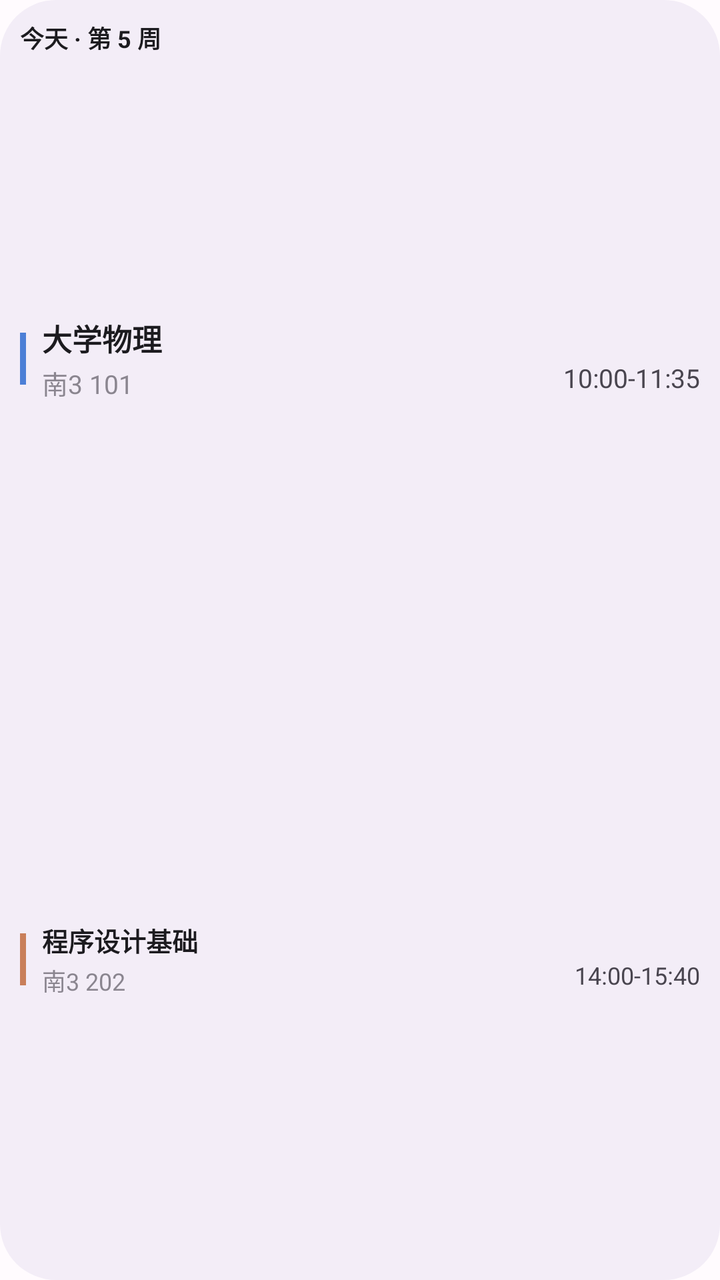
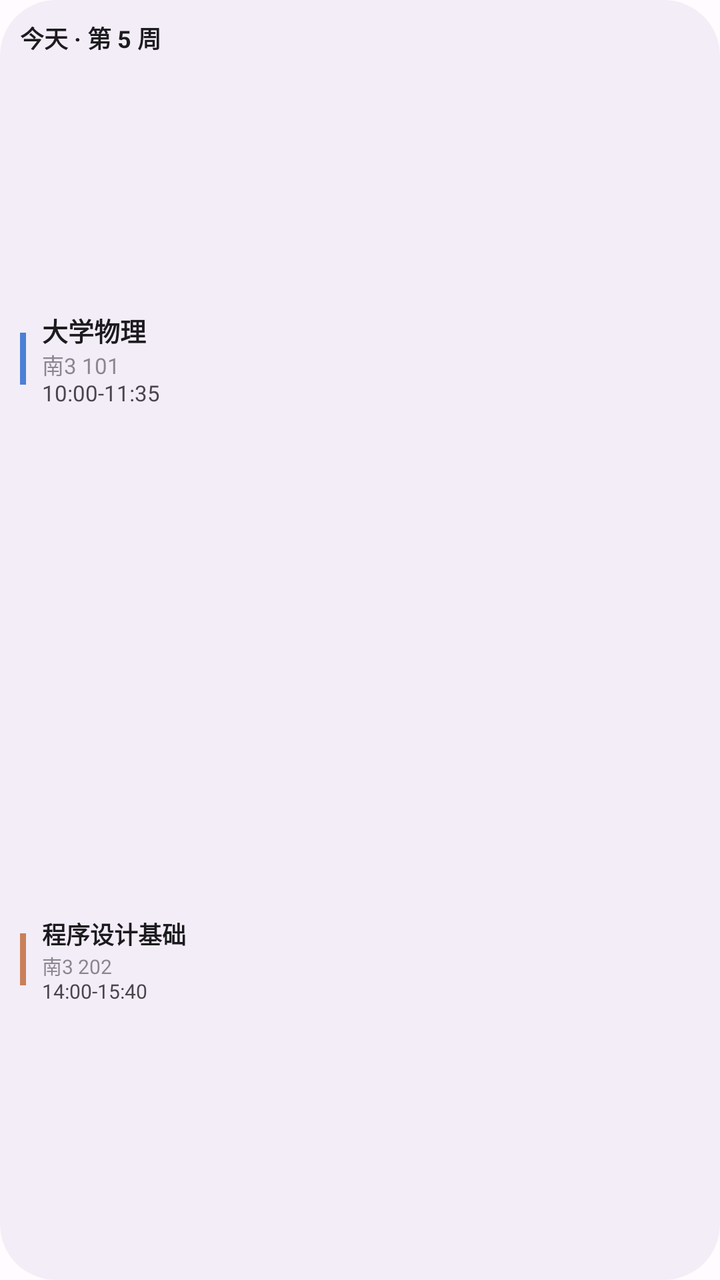

Before-and-after screenshots of an Android layout around one commit, followed by the original layout XML and the change that was made.
<!-- AndroidManifest.xml: application theme Theme.ZZUPocket -->
<!-- res/layout/widget_next_class_preview.xml -->
<?xml version="1.0" encoding="utf-8"?>
<LinearLayout xmlns:android="http://schemas.android.com/apk/res/android"
    android:layout_width="match_parent"
    android:layout_height="match_parent"
    android:background="@drawable/widget_bg"
    android:orientation="vertical"
    android:padding="10dp">

    
    <TextView
        android:layout_width="match_parent"
        android:layout_height="wrap_content"
        android:includeFontPadding="false"
        android:maxLines="1"
        android:text="@string/widget_preview_next_header"
        android:textColor="@color/widget_text"
        android:textSize="@dimen/widget_col_header"
        android:textStyle="bold" />

    
    <LinearLayout
        android:layout_width="match_parent"
        android:layout_height="0dp"
        android:layout_marginTop="@dimen/widget_gap_xs"
        android:layout_weight="1"
        android:baselineAligned="false"
        android:gravity="center_vertical"
        android:orientation="horizontal">

        <TextView
            android:layout_width="@dimen/widget_bar_w"
            android:layout_height="@dimen/widget_bar_h"
            android:background="#4C7FD6" />

        <LinearLayout
            android:layout_width="0dp"
            android:layout_height="wrap_content"
            android:layout_marginStart="@dimen/widget_gap"
            android:layout_weight="1"
            android:orientation="vertical">

            <TextView
                android:layout_width="match_parent"
                android:layout_height="wrap_content"
                android:ellipsize="end"
                android:includeFontPadding="false"
                android:maxLines="2"
                android:text="@string/widget_preview_next_name"
                android:textColor="@color/widget_text"
                android:textSize="15dp"
                android:textStyle="bold" />

            <LinearLayout
                android:layout_width="match_parent"
                android:layout_height="wrap_content"
                android:layout_marginTop="@dimen/widget_gap_xs"
                android:baselineAligned="false"
                android:orientation="horizontal">

                <TextView
                    android:layout_width="0dp"
                    android:layout_height="wrap_content"
                    android:layout_weight="1"
                    android:ellipsize="end"
                    android:includeFontPadding="false"
                    android:maxLines="1"
                    android:text="@string/widget_preview_next_place"
                    android:textColor="@color/widget_text_hint"
                    android:textSize="13dp" />

                <TextView
                    android:layout_width="wrap_content"
                    android:layout_height="wrap_content"
                    android:layout_marginStart="@dimen/widget_gap_xs"
                    android:includeFontPadding="false"
                    android:maxLines="1"
                    android:text="@string/widget_preview_next_range"
                    android:textColor="@color/widget_text_dim"
                    android:textSize="13dp" />
            </LinearLayout>
        </LinearLayout>
    </LinearLayout>

    
    <LinearLayout
        android:layout_width="match_parent"
        android:layout_height="0dp"
        android:layout_weight="1"
        android:baselineAligned="false"
        android:gravity="center_vertical"
        android:orientation="horizontal">

        <TextView
            android:layout_width="@dimen/widget_bar_w"
            android:layout_height="@dimen/widget_bar_h"
            android:background="#C97F5A" />

        <LinearLayout
            android:layout_width="0dp"
            android:layout_height="wrap_content"
            android:layout_marginStart="@dimen/widget_gap"
            android:layout_weight="1"
            android:orientation="vertical">

            <TextView
                android:layout_width="match_parent"
                android:layout_height="wrap_content"
                android:ellipsize="end"
                android:includeFontPadding="false"
                android:maxLines="2"
                android:text="程序设计基础"
                android:textColor="@color/widget_text"
                android:textSize="13dp"
                android:textStyle="bold" />

            <LinearLayout
                android:layout_width="match_parent"
                android:layout_height="wrap_content"
                android:layout_marginTop="@dimen/widget_gap_xs"
                android:baselineAligned="false"
                android:orientation="horizontal">

                <TextView
                    android:layout_width="0dp"
                    android:layout_height="wrap_content"
                    android:layout_weight="1"
                    android:ellipsize="end"
                    android:includeFontPadding="false"
                    android:maxLines="1"
                    android:text="南3 202"
                    android:textColor="@color/widget_text_hint"
                    android:textSize="12dp" />

                <TextView
                    android:layout_width="wrap_content"
                    android:layout_height="wrap_content"
                    android:layout_marginStart="@dimen/widget_gap_xs"
                    android:includeFontPadding="false"
                    android:maxLines="1"
                    android:text="14:00-15:40"
                    android:textColor="@color/widget_text_dim"
                    android:textSize="12dp" />
            </LinearLayout>
        </LinearLayout>
    </LinearLayout>
</LinearLayout>
<!-- resources referenced by this layout -->
<resources>
  <color name="widget_text">#1C1B1F</color>
  <color name="widget_text_dim">#49454F</color>
  <color name="widget_text_hint">#9E49454F</color>
  <dimen name="widget_bar_h">26dp</dimen>
  <dimen name="widget_bar_w">3dp</dimen>
  <dimen name="widget_col_header">12dp</dimen>
  <dimen name="widget_gap">8dp</dimen>
  <dimen name="widget_gap_xs">2dp</dimen>
  <!-- drawable widget_bg (drawable) -->
  <?xml version="1.0" encoding="utf-8"?>
  <shape xmlns:android="http://schemas.android.com/apk/res/android"
      android:shape="rectangle">
      <solid android:color="@color/widget_bg" />
      <corners android:radius="@dimen/widget_corner" />
  </shape>
  <string name="widget_preview_next_header">今天 · 第 5 周</string>
  <string name="widget_preview_next_name">大学物理</string>
  <string name="widget_preview_next_place">南3 101</string>
  <string name="widget_preview_next_range">10:00-11:35</string>
  <style name="Theme.ZZUPocket" parent="android:Theme.Material.Light.NoActionBar">
          <item name="android:windowBackground">@color/window_background</item>
      </style>
  <color name="widget_bg">#F3EDF7</color>
  <dimen name="widget_corner">@android:dimen/system_app_widget_background_radius</dimen>
  <color name="window_background">#FFFBFE</color>
</resources>

<!-- the commit's change to res/layout/widget_next_class_preview.xml (unified diff, before → after) -->
@@ -6,7 +6,6 @@
     android:orientation="vertical"
     android:padding="10dp">
 
-    
     <TextView
         android:layout_width="match_parent"
         android:layout_height="wrap_content"
@@ -44,40 +43,31 @@
                 android:layout_height="wrap_content"
                 android:ellipsize="end"
                 android:includeFontPadding="false"
-                android:maxLines="2"
+                android:maxLines="1"
                 android:text="@string/widget_preview_next_name"
                 android:textColor="@color/widget_text"
-                android:textSize="15dp"
+                android:textSize="13dp"
                 android:textStyle="bold" />
 
-            <LinearLayout
+            <TextView
                 android:layout_width="match_parent"
                 android:layout_height="wrap_content"
-                android:layout_marginTop="@dimen/widget_gap_xs"
-                android:baselineAligned="false"
-                android:orientation="horizontal">
+                android:ellipsize="end"
+                android:includeFontPadding="false"
+                android:maxLines="1"
+                android:text="@string/widget_preview_next_place"
+                android:textColor="@color/widget_text_hint"
+                android:textSize="11dp" />
 
-                <TextView
-                    android:layout_width="0dp"
-                    android:layout_height="wrap_content"
-                    android:layout_weight="1"
-                    android:ellipsize="end"
-                    android:includeFontPadding="false"
-                    android:maxLines="1"
-                    android:text="@string/widget_preview_next_place"
-                    android:textColor="@color/widget_text_hint"
-                    android:textSize="13dp" />
-
-                <TextView
-                    android:layout_width="wrap_content"
-                    android:layout_height="wrap_content"
-                    android:layout_marginStart="@dimen/widget_gap_xs"
-                    android:includeFontPadding="false"
-                    android:maxLines="1"
-                    android:text="@string/widget_preview_next_range"
-                    android:textColor="@color/widget_text_dim"
-                    android:textSize="13dp" />
-            </LinearLayout>
+            <TextView
+                android:layout_width="match_parent"
+                android:layout_height="wrap_content"
+                android:ellipsize="end"
+                android:includeFontPadding="false"
+                android:maxLines="1"
+                android:text="@string/widget_preview_next_range"
+                android:textColor="@color/widget_text_dim"
+                android:textSize="11dp" />
         </LinearLayout>
     </LinearLayout>
 
@@ -107,40 +97,31 @@
                 android:layout_height="wrap_content"
                 android:ellipsize="end"
                 android:includeFontPadding="false"
-                android:maxLines="2"
+                android:maxLines="1"
                 android:text="程序设计基础"
                 android:textColor="@color/widget_text"
-                android:textSize="13dp"
+                android:textSize="12dp"
                 android:textStyle="bold" />
 
-            <LinearLayout
+            <TextView
                 android:layout_width="match_parent"
                 android:layout_height="wrap_content"
-                android:layout_marginTop="@dimen/widget_gap_xs"
-                android:baselineAligned="false"
-                android:orientation="horizontal">
+                android:ellipsize="end"
+                android:includeFontPadding="false"
+                android:maxLines="1"
+                android:text="南3 202"
+                android:textColor="@color/widget_text_hint"
+                android:textSize="10dp" />
 
-                <TextView
-                    android:layout_width="0dp"
-                    android:layout_height="wrap_content"
-                    android:layout_weight="1"
-                    android:ellipsize="end"
-                    android:includeFontPadding="false"
-                    android:maxLines="1"
-                    android:text="南3 202"
-                    android:textColor="@color/widget_text_hint"
-                    android:textSize="12dp" />
-
-                <TextView
-                    android:layout_width="wrap_content"
-                    android:layout_height="wrap_content"
-                    android:layout_marginStart="@dimen/widget_gap_xs"
-                    android:includeFontPadding="false"
-                    android:maxLines="1"
-                    android:text="14:00-15:40"
-                    android:textColor="@color/widget_text_dim"
-                    android:textSize="12dp" />
-            </LinearLayout>
+            <TextView
+                android:layout_width="match_parent"
+                android:layout_height="wrap_content"
+                android:ellipsize="end"
+                android:includeFontPadding="false"
+                android:maxLines="1"
+                android:text="14:00-15:40"
+                android:textColor="@color/widget_text_dim"
+                android:textSize="10dp" />
         </LinearLayout>
     </LinearLayout>
 </LinearLayout>
